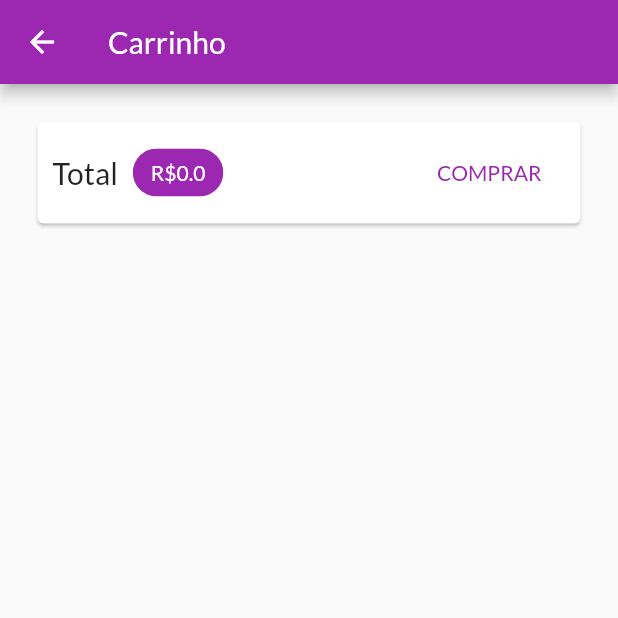
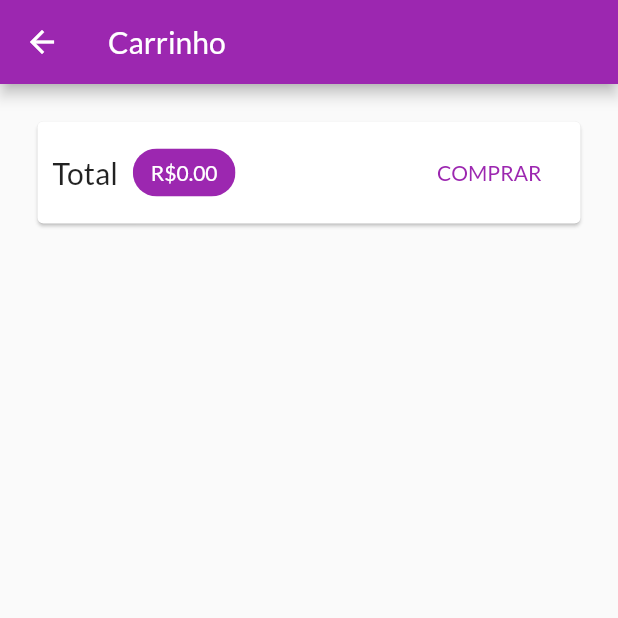
Before and after one commit to willyoliv/shop, a Flutter app: the CartScreen screen opened by its route, on a phone screen of 412 x 824 dp, the top half of it. Run offline on Flutter 3.47's test engine with Material 2 defaults, Android fonts, the phone set to English and light mode, and no system bars; network calls fail.

```diff
--- /dev/null
+++ b/lib/exceptions/http_exception.dart
@@ -0,0 +1,10 @@
+class HttpException implements Exception {
+  final String msg;
+
+  const HttpException(this.msg);
+
+  @override
+  String toString() {
+    return msg;
+  }
+}
--- /dev/null
+++ b/lib/utils/constants.dart
@@ -0,0 +1,3 @@
+class Constants {
+  static const BASE_API_URL = 'https://flutter-shop-56cc1.firebaseio.com';
+}
--- a/lib/views/cart_screen.dart
+++ b/lib/views/cart_screen.dart
@@ -31,23 +31,16 @@ class CartScreen extends StatelessWidget {
                   SizedBox(width: 10),
                   Chip(
                     label: Text(
-                      'R\$${cart.totalAmount}',
+                      'R\$${(cart.totalAmount).toStringAsFixed(2)}',
                       style: TextStyle(
-                        color: Theme.of(context).primaryTextTheme.headline6.color,
+                        color:
+                            Theme.of(context).primaryTextTheme.headline6.color,
                       ),
                     ),
                     backgroundColor: Theme.of(context).primaryColor,
                   ),
                   Spacer(),
-                  FlatButton(
-                    child: Text('COMPRAR'),
-                    textColor: Theme.of(context).primaryColor,
-                    onPressed: () {
-                      Provider.of<Orders>(context, listen: false)
-                          .addOrder(cart);
-                      cart.clear();
-                    },
-                  ),
+                  OrderButton(cart: cart),
                 ],
               ),
             ),
@@ -64,3 +57,40 @@ class CartScreen extends StatelessWidget {
     );
   }
 }
+
+class OrderButton extends StatefulWidget {
+  final Cart cart;
+
+  const OrderButton({
+    Key key,
+    @required this.cart,
+  }) : super(key: key);
+
+  @override
+  _OrderButtonState createState() => _OrderButtonState();
+}
+
+class _OrderButtonState extends State<OrderButton> {
+  bool _isLoading = false;
+
+  @override
+  Widget build(BuildContext context) {
+    return FlatButton(
+      child: _isLoading ? CircularProgressIndicator() : Text('COMPRAR'),
+      textColor: Theme.of(context).primaryColor,
+      onPressed: widget.cart.totalAmount == 0
+          ? null
+          : () async {
+              setState(() {
+                _isLoading = true;
+              });
+              await Provider.of<Orders>(context, listen: false).addOrder(widget.cart);
+
+              setState(() {
+                _isLoading = false;
+              });
+              widget.cart.clear();
+            },
+    );
+  }
+}
```
Also changed, not shown: lib/providers/orders.dart (+56 -4 lines), lib/providers/product.dart (+32 -9 lines), lib/providers/products.dart (+28 -8 lines), lib/views/orders_screen.dart (+19 -5 lines), lib/views/product_form_screen.dart (+5 -8 lines), lib/views/products_screen.dart (+8 -1 lines), lib/widgets/product_item.dart (+13 -3 lines).
